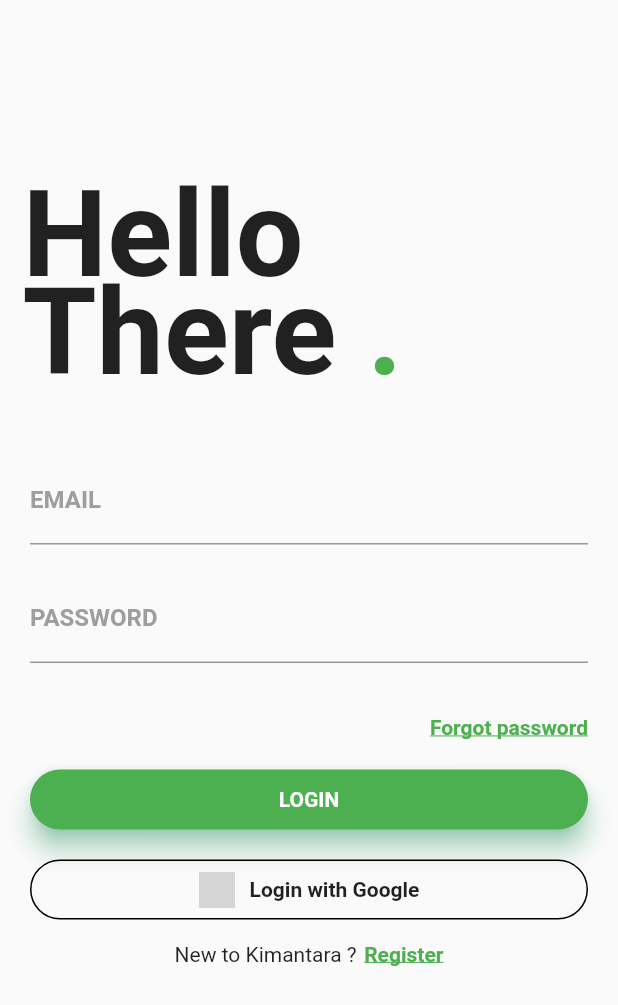
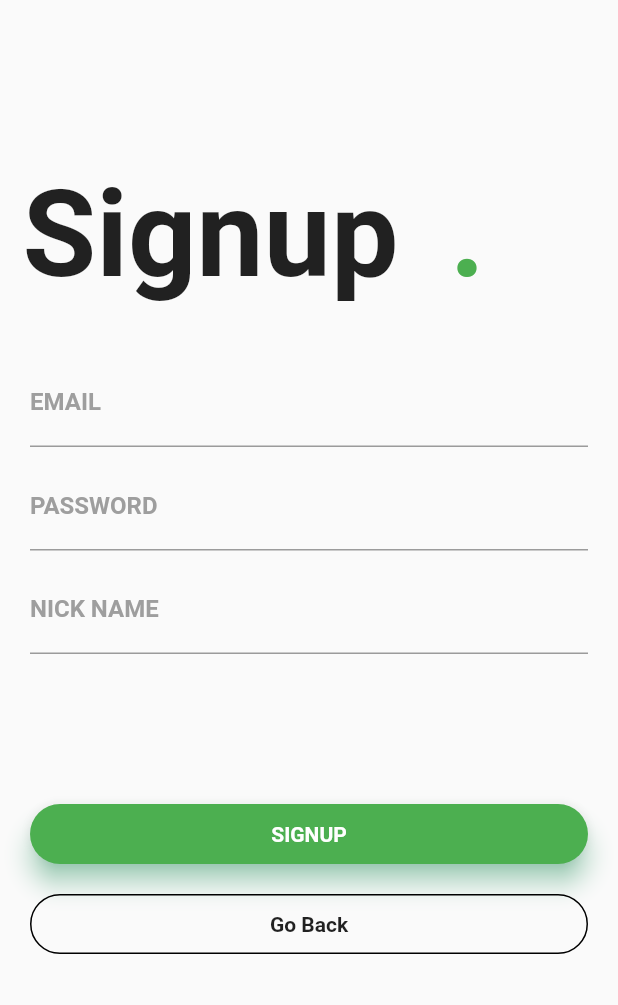
Before and after one commit to atyachari/kimantara, a Flutter app: the screen it shows after launch, after a tap on "Register", on a phone screen of 412 x 824 dp. Shown: the top 1005 px of the screen. Run offline on Flutter 3.47's test engine with Material 2 defaults, Android fonts, the phone set to English and light mode, and no system bars; Roboto replaces fonts that are missing (Montserrat); grey boxes are pictures that could not be loaded.

Commit message:
added sign-up screen and images

```diff
--- a/lib/main.dart
+++ b/lib/main.dart
@@ -1,5 +1,6 @@
 import 'package:flutter/material.dart';
 import 'package:kimantara/screens/login_screen.dart';
+import 'package:kimantara/screens/sign_up.dart';
 
 void main() => runApp(MyApp());
 
@@ -10,6 +11,9 @@ class MyApp extends StatelessWidget {
       title: 'Kimantara',
       home: MyLoginPage(),
       debugShowCheckedModeBanner: false,
+      routes: <String, WidgetBuilder> {
+        '/signup': (BuildContext context) => new SignupPage(),
+      },
     );
   }
 }
--- /dev/null
+++ b/lib/screens/sign_up.dart
@@ -0,0 +1,131 @@
+import 'package:flutter/material.dart';
+
+class SignupPage extends StatefulWidget {
+  @override
+  _SignupPageState createState() => _SignupPageState();
+}
+
+class _SignupPageState extends State<SignupPage> {
+  @override
+  Widget build(BuildContext context) {
+    return new Scaffold(
+        resizeToAvoidBottomPadding: false,
+        body: Column(crossAxisAlignment: CrossAxisAlignment.start, children: <
+            Widget>[
+          Container(
+            child: Stack(
+              children: <Widget>[
+                Container(
+                  padding: EdgeInsets.fromLTRB(15.0, 110.0, 0.0, 0.0),
+                  child: Text(
+                    'Signup',
+                    style:
+                        TextStyle(fontSize: 80.0, fontWeight: FontWeight.bold),
+                  ),
+                ),
+                Container(
+                  padding: EdgeInsets.fromLTRB(300.0, 110.0, 0.0, 0.0),
+                  child: Text(
+                    '.',
+                    style: TextStyle(
+                        fontSize: 80.0,
+                        fontWeight: FontWeight.bold,
+                        color: Colors.green),
+                  ),
+                )
+              ],
+            ),
+          ),
+          Container(
+              padding: EdgeInsets.only(top: 35.0, left: 20.0, right: 20.0),
+              child: Column(
+                children: <Widget>[
+                  TextField(
+                    decoration: InputDecoration(
+                        labelText: 'EMAIL',
+                        labelStyle: TextStyle(
+                            fontFamily: 'Montserrat',
+                            fontWeight: FontWeight.bold,
+                            color: Colors.grey),
+                        // hintText: 'EMAIL',
+                        // hintStyle: ,
+                        focusedBorder: UnderlineInputBorder(
+                            borderSide: BorderSide(color: Colors.green))),
+                  ),
+                  SizedBox(height: 10.0),
+                  TextField(
+                    decoration: InputDecoration(
+                        labelText: 'PASSWORD ',
+                        labelStyle: TextStyle(
+                            fontFamily: 'Montserrat',
+                            fontWeight: FontWeight.bold,
+                            color: Colors.grey),
+                        focusedBorder: UnderlineInputBorder(
+                            borderSide: BorderSide(color: Colors.green))),
+                    obscureText: true,
+                  ),
+                  SizedBox(height: 10.0),
+                  TextField(
+                    decoration: InputDecoration(
+                        labelText: 'NICK NAME ',
+                        labelStyle: TextStyle(
+                            fontFamily: 'Montserrat',
+                            fontWeight: FontWeight.bold,
+                            color: Colors.grey),
+                        focusedBorder: UnderlineInputBorder(
+                            borderSide: BorderSide(color: Colors.green))),
+                  ),
+                  SizedBox(height: 100.0),
+                  Container(
+                      height: 40.0,
+                      child: Material(
+                        borderRadius: BorderRadius.circular(20.0),
+                        shadowColor: Colors.greenAccent,
+                        color: Colors.green,
+                        elevation: 7.0,
+                        child: GestureDetector(
+                          onTap: () {},
+                          child: Center(
+                            child: Text(
+                              'SIGNUP',
+                              style: TextStyle(
+                                  color: Colors.white,
+                                  fontWeight: FontWeight.bold,
+                                  fontFamily: 'Montserrat'),
+                            ),
+                          ),
+                        ),
+                      )),
+                  SizedBox(height: 20.0),
+                  Container(
+                    height: 40.0,
+                    color: Colors.transparent,
+                    child: Container(
+                      decoration: BoxDecoration(
+                          border: Border.all(
+                              color: Colors.black,
+                              style: BorderStyle.solid,
+                              width: 1.0),
+                          color: Colors.transparent,
+                          borderRadius: BorderRadius.circular(20.0)),
+                      child: InkWell(
+                        onTap: () {
+                          Navigator.of(context).pop();
+                        },
+                        child:
+                            Center(
+                              child: Text('Go Back',
+                                  style: TextStyle(
+                                      fontWeight: FontWeight.bold,
+                                      fontFamily: 'Montserrat')),
+                            ),
+
+
+                      ),
+                    ),
+                  ),
+                ],
+              )),
+        ]));
+  }
+}
```
Also changed, not shown: assets/logos/google.jpg (added).
